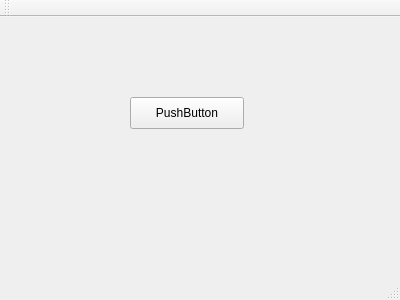
The window that mainwindow.ui (clario/QT-prosjet-) describes before a commit, drawn with Qt 5.
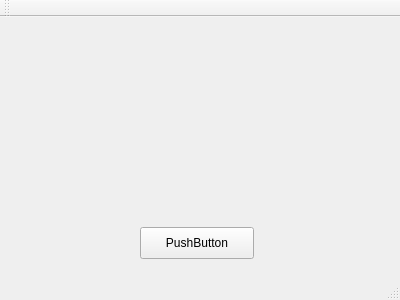
The same window after the commit.

Commit message: La inn en snutt for å demonstrere programattikalsk connection av pushButton(QPushbutton) og infoLabel(Qlabel)

Diff of the .ui file:
```diff
--- a/mainwindow.ui
+++ b/mainwindow.ui
@@ -17,8 +17,8 @@
    <widget class="QPushButton" name="pushButton">
     <property name="geometry">
      <rect>
-      <x>130</x>
-      <y>80</y>
+      <x>140</x>
+      <y>210</y>
       <width>114</width>
       <height>32</height>
      </rect>
@@ -27,6 +27,22 @@
      <string>PushButton</string>
     </property>
    </widget>
+   <widget class="QLabel" name="infoLabel">
+    <property name="geometry">
+     <rect>
+      <x>130</x>
+      <y>60</y>
+      <width>141</width>
+      <height>61</height>
+     </rect>
+    </property>
+    <property name="text">
+     <string/>
+    </property>
+    <property name="alignment">
+     <set>Qt::AlignCenter</set>
+    </property>
+   </widget>
   </widget>
   <widget class="QMenuBar" name="menuBar">
    <property name="geometry">
```
The commit also changes 2 other files.
